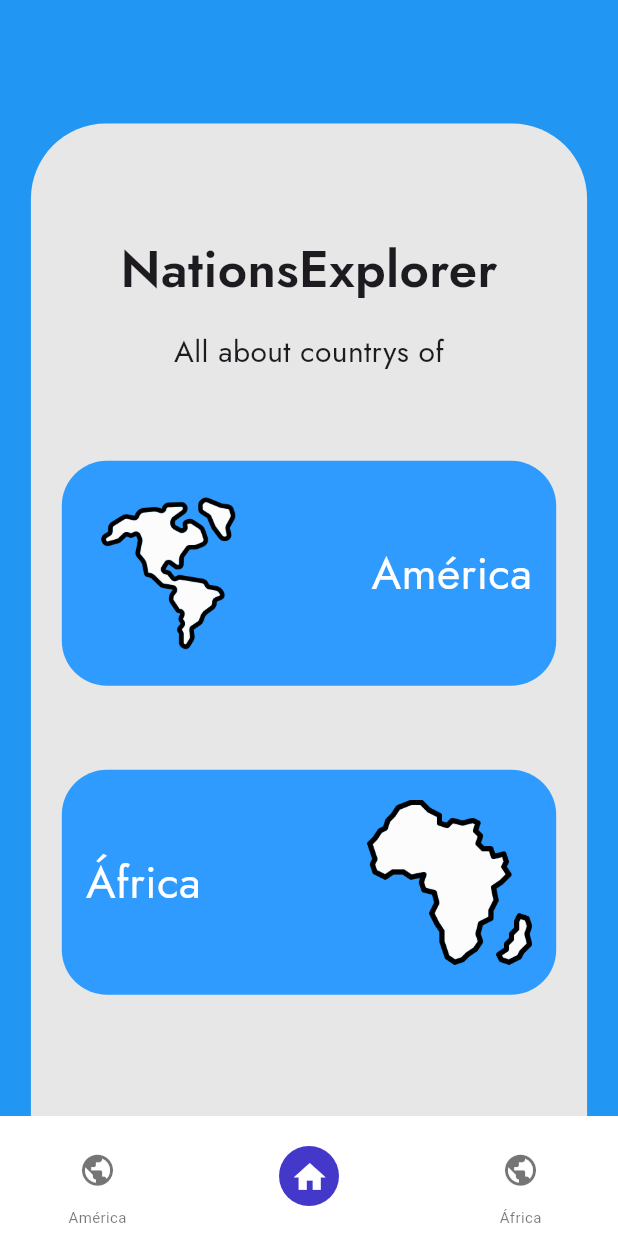
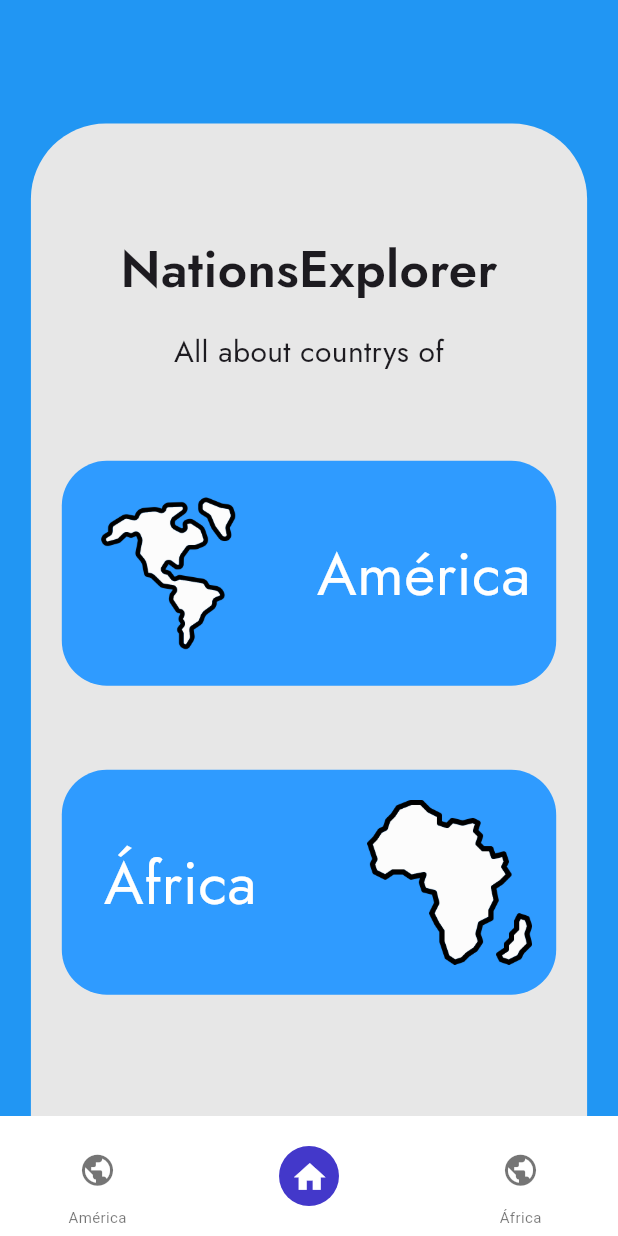
Before and after one commit to Lucas0356/ProyectoFinal-LabComp-IV, a Flutter app: the screen it shows after launch, swiped to page 2, on a phone screen of 412 x 824 dp. Run offline on Flutter 3.47's test engine with Material 3 defaults, Android fonts, the phone set to English and light mode, and no system bars.

Commit message:
Correción de Errores y Animaciones.

```diff
--- a/app/lib/home_screen.dart
+++ b/app/lib/home_screen.dart
@@ -15,8 +15,8 @@ class HomeScreen extends StatefulWidget {
 }
 
 class _HomeScreenState extends State<HomeScreen> {
-  final PageController _pageController = PageController();
-  int _currentIndex = 1; // Cambiar el valor inicial a 0
+  final PageController _pageController = PageController(initialPage: 1);
+  int _currentIndex = 1; // Cambiar el valor inicial a 1
 
   @override
   Widget build(BuildContext context) {
@@ -30,7 +30,7 @@ class _HomeScreenState extends State<HomeScreen> {
         },
         physics: NeverScrollableScrollPhysics(),
         children: [
-          // Páginas de Continentes
+          // Página de Continente América
           ContinentView(
             paises: paisesAmerica,
             continentName: 'América',
@@ -46,7 +46,7 @@ class _HomeScreenState extends State<HomeScreen> {
               _currentIndex = 1;
             });
           }),
-
+          // Página de Continente África
           ContinentView(
             paises: paisesAfrica,
             continentName: 'África',
@@ -56,11 +56,20 @@ class _HomeScreenState extends State<HomeScreen> {
       bottomNavigationBar: BottomNavigation(
         currentIndex: _currentIndex,
         onPageChanged: (index) {
-          _pageController.animateToPage(
-            index,
-            duration: const Duration(milliseconds: 500),
-            curve: Curves.easeInOut,
-          );
+          // Si te moves a una página paralela a la actual, se hace la animación sino no.
+          if (_currentIndex - index == 1 ||
+              _currentIndex - index == -1 ||
+              _currentIndex - index == 0) {
+            _pageController.animateToPage(
+              index,
+              duration: const Duration(milliseconds: 500),
+              curve: Curves.easeInOut,
+            );
+          } else {
+            _pageController.jumpToPage(
+              index,
+            );
+          }
         },
       ),
     );
--- a/app/lib/home_view.dart
+++ b/app/lib/home_view.dart
@@ -88,12 +88,12 @@ class _ContainerPais extends StatelessWidget {
       ),
       const Spacer(),
       Container(
-        margin: const EdgeInsets.only(
-            right: 16.0, left: 16.0), // Margenes izq y der
+        margin:
+            const EdgeInsets.symmetric(horizontal: 28), // Margenes izq y der
         child: Text(
           text,
           style: const TextStyle(
-            fontSize: 30,
+            fontSize: 40,
             fontFamily: 'Jost',
             fontWeight: FontWeight.w500,
             color: Colors.white,
@@ -103,8 +103,7 @@ class _ContainerPais extends StatelessWidget {
     ];
 
     return Padding(
-      padding:
-          const EdgeInsets.all(8.0),
+      padding: const EdgeInsets.all(8.0),
       child: Container(
         width: MediaQuery.of(context).size.width * 0.8,
         height: 150,
```
